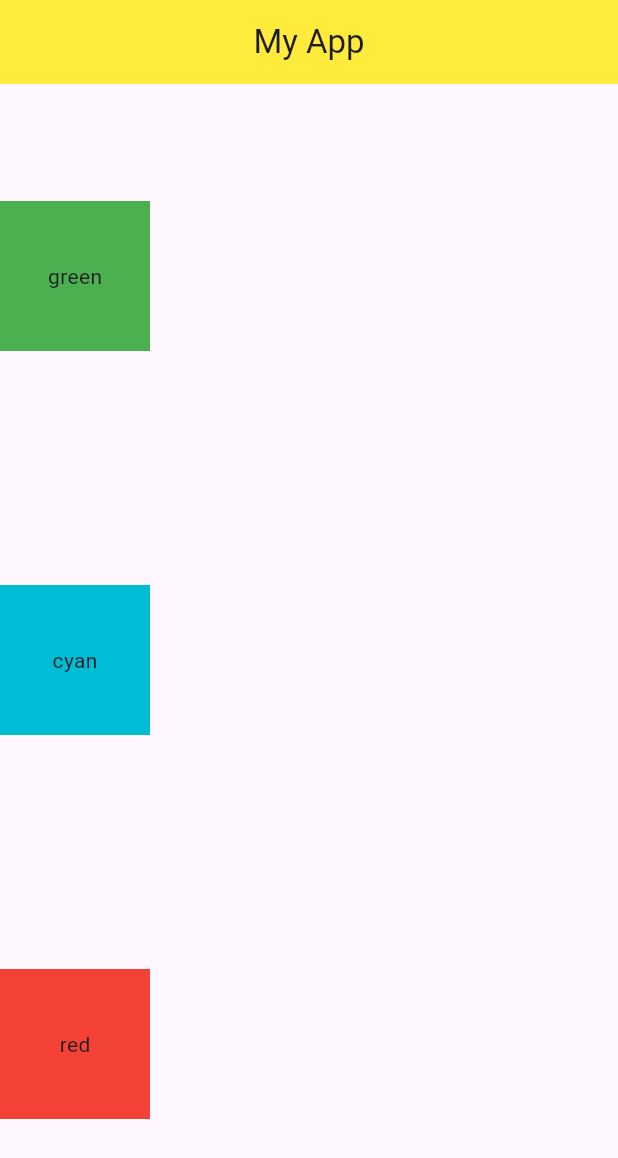
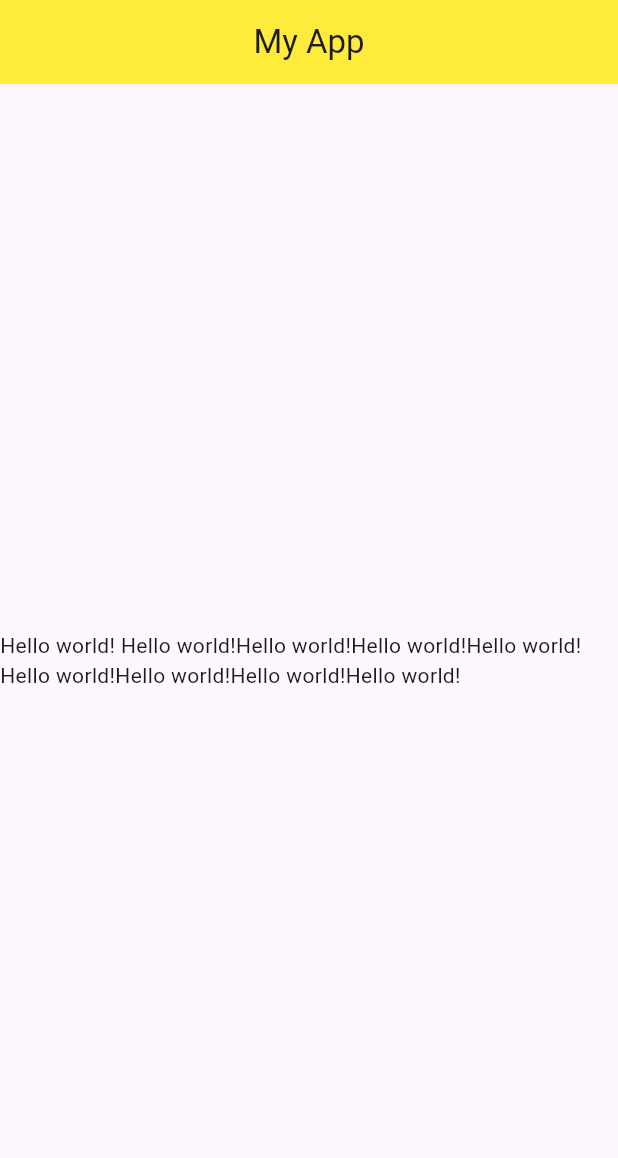
Before and after one commit to mohamed20039/Basic-Flutter-App, a Flutter app: the screen it shows after launch, on a phone screen of 412 x 824 dp. Shown: the top 1158 px of the screen. Run offline on Flutter 3.47's test engine with Material 3 defaults, Android fonts, the phone set to English and light mode, and no system bars.

Commit message:
Learnt about wrap widget

```diff
--- a/lib/main.dart
+++ b/lib/main.dart
@@ -14,35 +14,18 @@ class Home extends StatelessWidget {
         backgroundColor: Colors.yellow,
         title: Center(child: Text("My App")),
       ),
-      body: Flex(
-          direction: Axis.vertical,
-          mainAxisAlignment: MainAxisAlignment.spaceAround,
-          children: [
-            Container(
-              child: Text("green"),
-              alignment: Alignment.center,
-              color: Colors.green,
-              width: 100,
-              padding: EdgeInsets.all(12.0),
-              height: 100,
-            ),
-            Container(
-              child: Text("cyan"),
-              alignment: Alignment.center,
-              color: Colors.cyan,
-              width: 100,
-              padding: EdgeInsets.all(12.0),
-              height: 100,
-            ),
-            Container(
-              child: Text("red"),
-              alignment: Alignment.center,
-              color: Colors.red,
-              width: 100,
-              padding: EdgeInsets.all(12.0),
-              height: 100,
-            )
-          ]),
+      body: Center(
+          child: Column(
+        mainAxisAlignment: MainAxisAlignment.center,
+        children: [
+          Wrap(
+            children: [
+              Text(
+                  "Hello world! Hello world!Hello world!Hello world!Hello world!Hello world!Hello world!Hello world!Hello world!")
+            ],
+          )
+        ],
+      )),
     );
   }
 }
```
